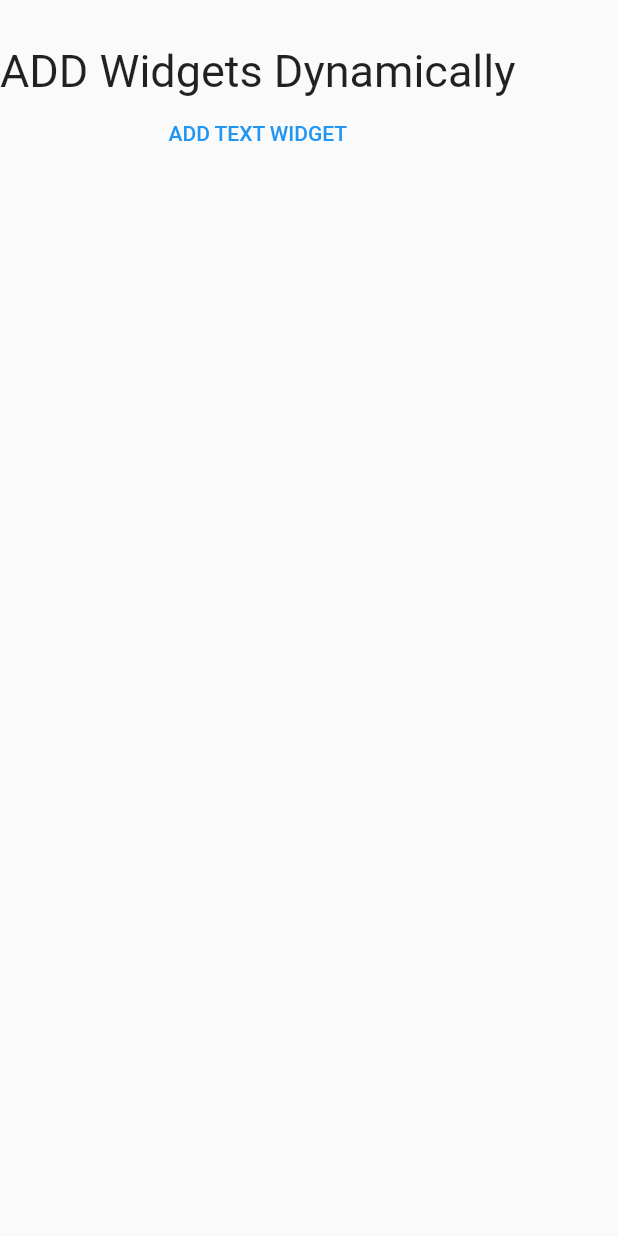
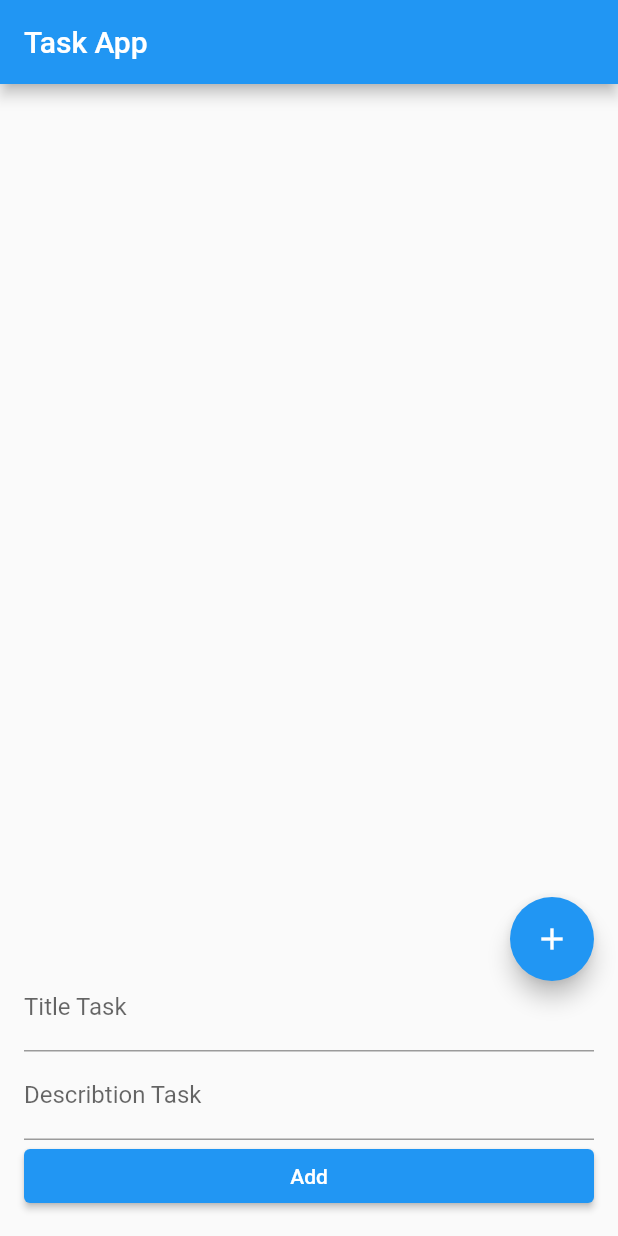
Before and after one commit to ShroogJA/day5, a Flutter app: the screen it shows after launch, on a phone screen of 412 x 824 dp. Run offline on Flutter 3.47's test engine with Material 2 defaults, Android fonts, the phone set to English and light mode, and no system bars.

Commit message:
add project3

```diff
--- a/day28/lib/main.dart
+++ b/day28/lib/main.dart
@@ -2,6 +2,7 @@ import 'package:flutter/material.dart';
 
 import 'project1.dart';
 import 'project2.dart';
+import 'project3.dart';
 
 void main() {
   runApp(const MyApp());
@@ -14,6 +15,6 @@ class MyApp extends StatelessWidget {
   @override
   Widget build(BuildContext context) {
     return MaterialApp(
-      home: AddTextWidget(),
+      home: TaskApp(),
     );
         }}
--- /dev/null
+++ b/day28/lib/project3.dart
@@ -0,0 +1,116 @@
+import 'package:flutter/material.dart';
+
+class Task {
+  String title;
+  String description;
+
+  Task(this.title, this.description);
+}
+
+class TaskApp extends StatefulWidget {
+  @override
+  _TaskAppState createState() => _TaskAppState();
+}
+
+class _TaskAppState extends State<TaskApp> {
+  List<Task> tasks = [];
+  TextEditingController titleController = TextEditingController();
+  TextEditingController descriptionController = TextEditingController();
+  bool isEditing = false;
+  late int editingIndex;
+
+  void addTask() {
+    setState(() {
+      String title = titleController.text;
+      String description = descriptionController.text;
+      if (isEditing) {
+        tasks[editingIndex].title = title;
+        tasks[editingIndex].description = description;
+        isEditing = false;
+        titleController.text = '';
+        descriptionController.text = '';
+      } else {
+        tasks.add(Task(title, description));
+        titleController.clear();
+        descriptionController.clear();
+      }
+    });
+  }
+
+  void deleteTask(int index) {
+    setState(() {
+      tasks.removeAt(index);
+    });
+  }
+
+  void editTask(int index) {
+    Task task = tasks[index];
+    editingIndex = index;
+    titleController.text = task.title;
+    descriptionController.text = task.description;
+    setState(() {
+      isEditing = true;
+    });
+  }
+
+  @override
+  Widget build(BuildContext context) {
+    String buttonText = isEditing ? 'Modifier' : 'Add';
+    return Scaffold(
+      appBar: AppBar(
+        title: Text('Task App'),
+      ),
+      body:
+
+     ListView.builder(
+        itemCount: tasks.length,
+        itemBuilder: (context, index) {
+          Task task = tasks[index];
+          return ListTile(
+            title: Text(task.title),
+            subtitle: Text(task.description),
+            trailing: Row(
+              mainAxisSize: MainAxisSize.min,
+              children: [
+                IconButton(
+                  icon: Icon(Icons.edit),
+                  onPressed: () => editTask(index),
+                ),
+                IconButton(
+                  icon: Icon(Icons.delete),
+                  onPressed: () => deleteTask(index),
+                ),
+              ],
+            ),
+          );
+        },
+      ),
+      bottomSheet: Container(
+        padding: EdgeInsets.all(16.0),
+        child: Column(
+          crossAxisAlignment: CrossAxisAlignment.stretch,
+          mainAxisSize: MainAxisSize.min,
+          children: [
+            TextFormField(
+              controller: titleController,
+              decoration: InputDecoration(labelText: 'Title Task'),
+            ),
+            TextFormField(
+              controller: descriptionController,
+              decoration: InputDecoration(labelText: 'Describtion Task'),
+            ),
+            ElevatedButton(
+              onPressed: addTask,
+              child: Text(buttonText),
+            ),
+          ],
+        ),
+      ),
+      floatingActionButton: FloatingActionButton(
+        onPressed: addTask,
+        child: Icon(Icons.add),
+      ),
+
+    );
+  }
+}
```
